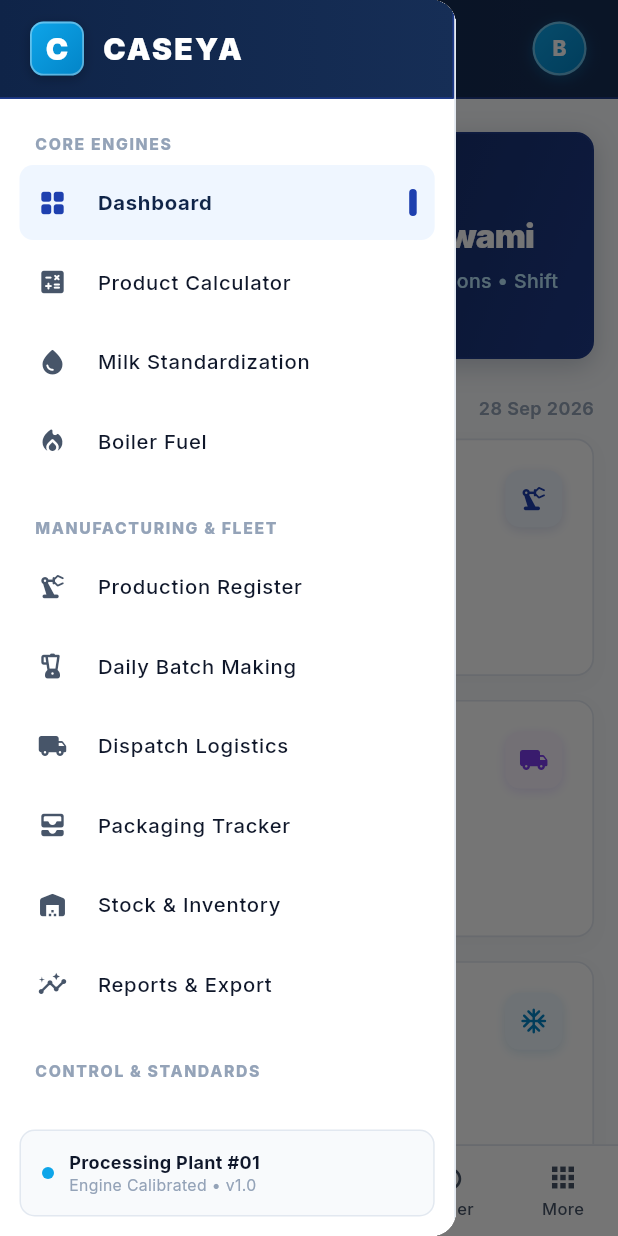
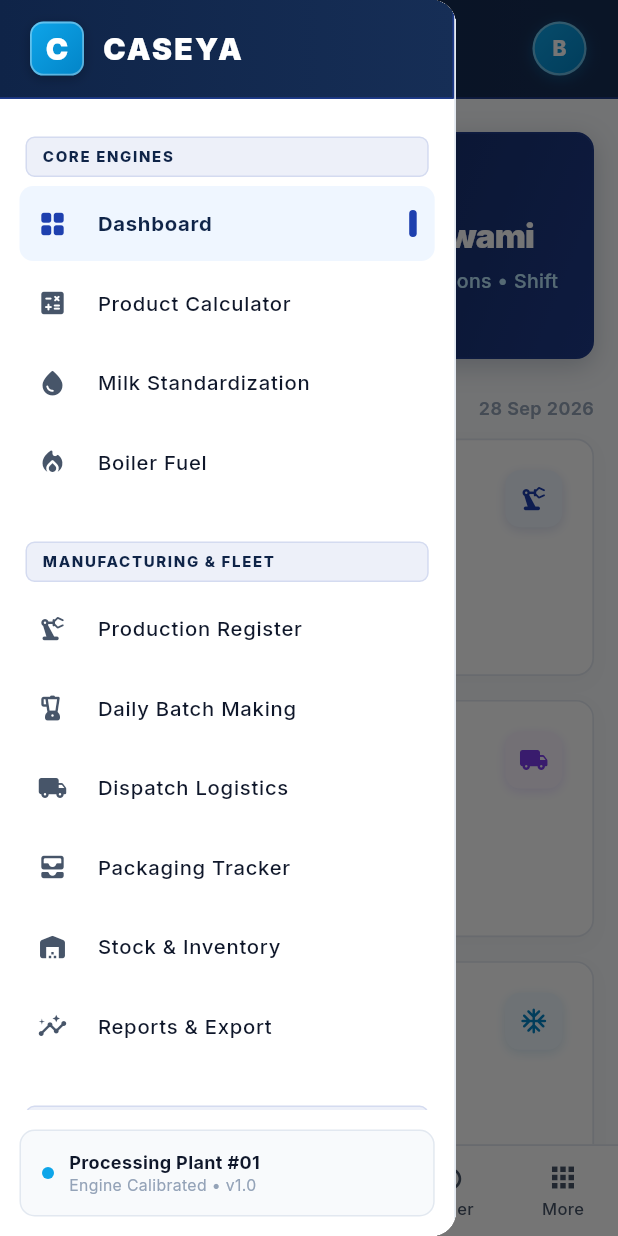
Before and after one commit to wingglexbiraj-max/caseya, a Flutter app: the screen it shows after launch, after a tap on the "menu" icon, on a phone screen of 412 x 824 dp. Run offline on Flutter 3.47's test engine with Material 3 defaults, Android fonts, the phone set to English and light mode, and no system bars; our stand-ins replace flutter_riverpod, google_fonts, shared_preferences.

Commit message:
style: apply lite low opacity blue badge styling to page and sidebar section headings

```diff
--- a/lib/core/widgets/app_sidebar.dart
+++ b/lib/core/widgets/app_sidebar.dart
@@ -186,15 +186,21 @@ class AppSidebar extends StatelessWidget {
   }
 
   Widget _buildSectionHeader(String title) {
-    return Padding(
-      padding: const EdgeInsets.fromLTRB(10, 10, 10, 6),
+    return Container(
+      margin: const EdgeInsets.fromLTRB(4, 12, 4, 6),
+      padding: const EdgeInsets.symmetric(horizontal: 10, vertical: 5),
+      decoration: BoxDecoration(
+        color: AppColors.primary.withValues(alpha: 0.08),
+        borderRadius: BorderRadius.circular(6),
+        border: Border.all(color: AppColors.primary.withValues(alpha: 0.12)),
+      ),
       child: Text(
         title,
-        style: const TextStyle(
-          fontSize: 10.5,
+        style: TextStyle(
+          fontSize: 10,
           fontWeight: FontWeight.w800,
           letterSpacing: 1.1,
-          color: AppColors.textMuted,
+          color: AppColors.primaryDark,
         ),
       ),
     );
--- a/lib/pages/milk_standardization/milk_standardization_page.dart
+++ b/lib/pages/milk_standardization/milk_standardization_page.dart
@@ -214,27 +214,36 @@ class _MilkStandardizationPageState extends ConsumerState<MilkStandardizationPag
                     Row(
                       mainAxisAlignment: MainAxisAlignment.spaceBetween,
                       children: [
-                        Row(
+                        Container(
+                          padding: const EdgeInsets.symmetric(horizontal: 10, vertical: 5),
+                          decoration: BoxDecoration(
+                            color: AppColors.primary.withValues(alpha: 0.08),
+                            borderRadius: BorderRadius.circular(6),
+                            border: Border.all(color: AppColors.primary.withValues(alpha: 0.15)),
+                          ),
+                          child: Row(
+                            mainAxisSize: MainAxisSize.min,
                             children: [
                               Container(
-                              width: 4,
-                              height: 14,
+                                width: 3.5,
+                                height: 13,
                                 decoration: BoxDecoration(
                                   color: AppColors.primary,
                                   borderRadius: BorderRadius.circular(2),
                                 ),
                               ),
-                            const SizedBox(width: 8),
+                              const SizedBox(width: 7),
                               const Text(
                                 'RAW MILK INTAKE & TARGET SETUP',
                                 style: TextStyle(
-                                fontSize: 12,
+                                  fontSize: 11.5,
                                   fontWeight: FontWeight.w800,
                                   letterSpacing: 1.1,
-                                color: AppColors.textSecondary,
+                                  color: AppColors.primaryDark,
                                 ),
                               ),
                             ],
+                          ),
                         ),
                         InkWell(
                           onTap: _selectDate,
@@ -532,9 +541,9 @@ class _MilkStandardizationPageState extends ConsumerState<MilkStandardizationPag
     return Container(
       margin: const EdgeInsets.only(top: 14),
       decoration: BoxDecoration(
-        color: const Color(0xFFF9FBFA),
+        color: AppColors.primary.withValues(alpha: 0.05),
         borderRadius: BorderRadius.circular(10),
-        border: Border.all(color: AppColors.cardBorder, width: 1.1),
+        border: Border.all(color: AppColors.primary.withValues(alpha: 0.18), width: 1.1),
       ),
       child: Column(
         crossAxisAlignment: CrossAxisAlignment.start,
@@ -723,27 +732,36 @@ class _MilkStandardizationPageState extends ConsumerState<MilkStandardizationPag
           Row(
             mainAxisAlignment: MainAxisAlignment.spaceBetween,
             children: [
-              Row(
+              Container(
+                padding: const EdgeInsets.symmetric(horizontal: 10, vertical: 5),
+                decoration: BoxDecoration(
+                  color: AppColors.primary.withValues(alpha: 0.08),
+                  borderRadius: BorderRadius.circular(6),
+                  border: Border.all(color: AppColors.primary.withValues(alpha: 0.15)),
+                ),
+                child: Row(
+                  mainAxisSize: MainAxisSize.min,
                   children: [
                     Container(
-                    width: 4,
-                    height: 14,
+                      width: 3.5,
+                      height: 13,
                       decoration: BoxDecoration(
                         color: AppColors.primary,
                         borderRadius: BorderRadius.circular(2),
                       ),
                     ),
-                  const SizedBox(width: 8),
+                    const SizedBox(width: 7),
                     const Text(
                       'DATE-WISE STANDARDIZATION LOGS',
                       style: TextStyle(
-                      fontSize: 12,
+                        fontSize: 11.5,
                         fontWeight: FontWeight.w800,
                         letterSpacing: 1.1,
-                      color: AppColors.textSecondary,
+                        color: AppColors.primaryDark,
                       ),
                     ),
                   ],
+                ),
               ),
               StatusBadge.info('${history.length} Batches Logged'),
             ],
```
Lines whose indentation alone changed are shown as unchanged.
